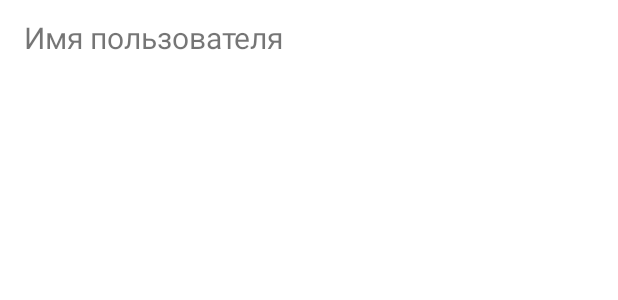
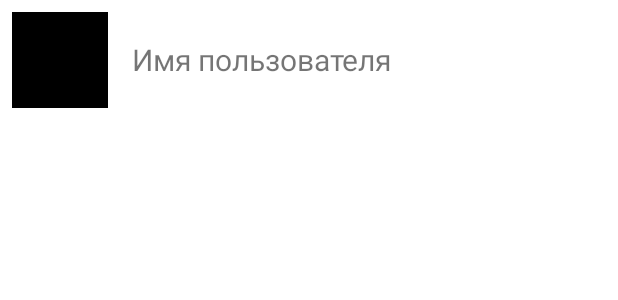
Before and after one commit to AVKhakhalin/GitHubView_HomeWorks, an Android app: the layout item_user.xml on its own in the app's theme, with its tools: preview values and no code run, on a phone screen of 412 x 824 dp. Shown: the top 300 px of the screen. Run offline under Robolectric (Android 15) with nearby library versions, the phone set to English and light mode, and no system bars.

Commit message:
5 ДЗ: Выполнение 1 пункта ДЗ
Получены и выведены аватарки пользователей в их списке.

Ссылка на репозиторий:
https://github.com/AVKhakhalin/GitHubView_HomeWorks

```diff
--- a/app/src/main/java/ru/geekbrains/popular/libraries/githubview_homeworks/screens/AppScreens.kt
+++ b/app/src/main/java/ru/geekbrains/popular/libraries/githubview_homeworks/screens/AppScreens.kt
@@ -3,6 +3,7 @@ package ru.geekbrains.popular.libraries.githubview_homeworks.screens
 import com.github.terrakok.cicerone.androidx.FragmentScreen
 import ru.geekbrains.popular.libraries.githubview_homeworks.ui.users.LoginFragment
 import ru.geekbrains.popular.libraries.githubview_homeworks.ui.users.UsersFragment
+import ru.geekbrains.popular.libraries.githubview_homeworks.ui.users.UsersPresenter
 
 object AppScreens {
     /** Вызов фрагмента со списком логинов пользователей */
@@ -10,7 +11,7 @@ object AppScreens {
         UsersFragment.newInstance()
     }
     /** Вызов фрагмента с логином пользователя */
-    fun loginScreen(login: String) = FragmentScreen {
-        LoginFragment.newInstance(login)
+    fun loginScreen(login: String, presenter: UsersPresenter) = FragmentScreen {
+        LoginFragment.newInstance(login, presenter)
     }
 }
--- a/app/src/main/java/ru/geekbrains/popular/libraries/githubview_homeworks/ui/users/UserItemView.kt
+++ b/app/src/main/java/ru/geekbrains/popular/libraries/githubview_homeworks/ui/users/UserItemView.kt
@@ -5,4 +5,6 @@ import ru.geekbrains.popular.libraries.githubview_homeworks.ui.base.IItemView
 interface UserItemView: IItemView {
 
     fun setLogin(login: String)
+
+    fun setAvatar(avatarUrl: String)
 }
--- /dev/null
+++ b/app/src/main/java/ru/geekbrains/popular/libraries/githubview_homeworks/ui/utils/ImageLoader.kt
@@ -0,0 +1,5 @@
+package ru.geekbrains.popular.libraries.githubview_homeworks.ui.utils
+
+interface ImageLoader<T> {
+    fun loadInto(url: String, container: T)
+}
--- a/app/src/main/res/layout/item_user.xml
+++ b/app/src/main/res/layout/item_user.xml
@@ -3,10 +3,17 @@
     xmlns:tools="http://schemas.android.com/tools"
     android:id="@+id/item_layout"
     android:layout_width="match_parent"
-    android:layout_height="@dimen/item_layout_height"
+    android:layout_height="wrap_content"
     android:foreground="?attr/selectableItemBackground"
     android:gravity="center_vertical"
-    android:orientation="horizontal" >
+    android:orientation="horizontal"
+    android:padding="@dimen/item_user_padding">
+
+    <ImageView
+        android:id="@+id/user_image"
+        android:layout_width="@dimen/user_image_width"
+        android:layout_height="@dimen/user_image_height"
+        tools:src="@color/black" />
 
     <TextView
         android:id="@+id/tv_login"
--- a/app/src/main/res/values/dimens.xml
+++ b/app/src/main/res/values/dimens.xml
@@ -4,4 +4,7 @@
     <dimen name="item_layout_height">50dp</dimen>
     <dimen name="user_login_text_size">20sp</dimen>
     <dimen name="tv_login_text_size">20sp</dimen>
+    <dimen name="user_image_width">64dp</dimen>
+    <dimen name="user_image_height">64dp</dimen>
+    <dimen name="item_user_padding">8dp</dimen>
 </resources>
```
Also changed, not shown: app/src/main/java/ru/geekbrains/popular/libraries/githubview_homeworks/ui/users/LoginFragment.kt (+4 -34 lines), app/src/main/java/ru/geekbrains/popular/libraries/githubview_homeworks/ui/users/UsersFragment.kt (+14 -12 lines), app/src/main/java/ru/geekbrains/popular/libraries/githubview_homeworks/ui/users/UsersPresenter.kt (+9 -33 lines), app/src/main/java/ru/geekbrains/popular/libraries/githubview_homeworks/ui/users/UsersView.kt (+5 -5 lines), app/src/main/java/ru/geekbrains/popular/libraries/githubview_homeworks/ui/users/adapter/UsersAdapter.kt (+8 -1 lines), app/src/main/java/ru/geekbrains/popular/libraries/githubview_homeworks/ui/utils/GlideImageLoader.kt (added, +15 -0 lines).
